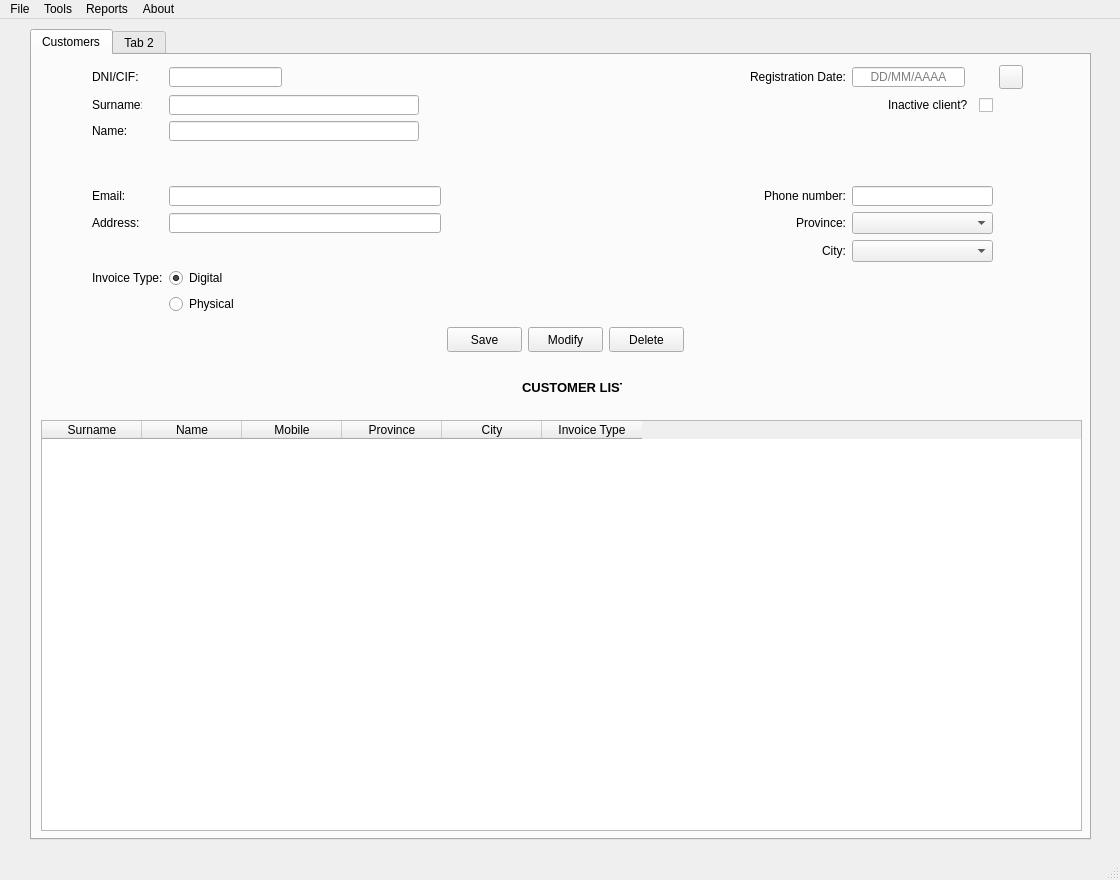
Qt form templates/window.ui (MMSS99/DI_Proyecto) before a commit.
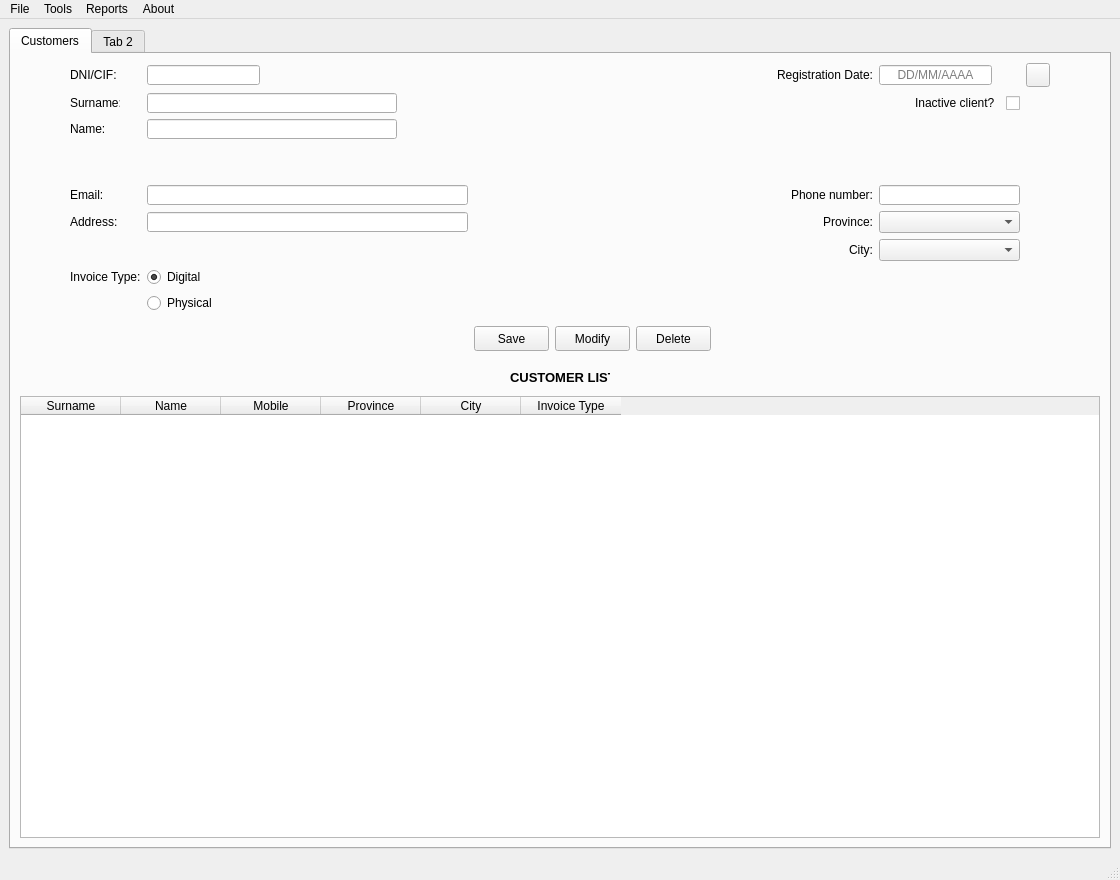
The same form after that commit. Icons and pictures are not drawn.

Commit message: fix(main): fix grid sizing, UI now responsive

The edit to the form file:
```diff
--- a/templates/window.ui
+++ b/templates/window.ui
@@ -14,14 +14,14 @@
    <string>Megaturboempresa Teis</string>
   </property>
   <widget class="QWidget" name="centralwidget">
+   <layout class="QGridLayout" name="gridLayout_3">
+    <item row="0" column="0">
    <widget class="QTabWidget" name="tabWidget_main">
-    <property name="geometry">
-     <rect>
-      <x>30</x>
-      <y>10</y>
-      <width>1061</width>
-      <height>811</height>
-     </rect>
+      <property name="sizePolicy">
+       <sizepolicy hsizetype="Expanding" vsizetype="Expanding">
+        <horstretch>0</horstretch>
+        <verstretch>0</verstretch>
+       </sizepolicy>
     </property>
     <property name="layoutDirection">
      <enum>Qt::LeftToRight</enum>
@@ -33,93 +33,8 @@
      <attribute name="title">
       <string>Customers</string>
      </attribute>
-     <widget class="QTableWidget" name="tableWidget">
-      <property name="geometry">
-       <rect>
-        <x>9</x>
-        <y>365</y>
-        <width>1041</width>
-        <height>411</height>
-       </rect>
-      </property>
-      <column>
-       <property name="text">
-        <string>Surname</string>
-       </property>
-      </column>
-      <column>
-       <property name="text">
-        <string>Name</string>
-       </property>
-      </column>
-      <column>
-       <property name="text">
-        <string>Mobile</string>
-       </property>
-      </column>
-      <column>
-       <property name="text">
-        <string>Province</string>
-       </property>
-      </column>
-      <column>
-       <property name="text">
-        <string>City</string>
-       </property>
-      </column>
-      <column>
-       <property name="text">
-        <string>Invoice Type</string>
-       </property>
-      </column>
-     </widget>
-     <widget class="QLabel" name="lbl_customerlist">
-      <property name="geometry">
-       <rect>
-        <x>490</x>
-        <y>320</y>
-        <width>100</width>
-        <height>25</height>
-       </rect>
-      </property>
-      <property name="minimumSize">
-       <size>
-        <width>100</width>
-        <height>25</height>
-       </size>
-      </property>
-      <property name="maximumSize">
-       <size>
-        <width>100</width>
-        <height>25</height>
-       </size>
-      </property>
-      <property name="font">
-       <font>
-        <pointsize>10</pointsize>
-        <weight>75</weight>
-        <bold>true</bold>
-       </font>
-      </property>
-      <property name="text">
-       <string>CUSTOMER LIST</string>
-      </property>
-      <property name="textFormat">
-       <enum>Qt::RichText</enum>
-      </property>
-      <property name="alignment">
-       <set>Qt::AlignCenter</set>
-      </property>
-     </widget>
-     <widget class="QWidget" name="">
-      <property name="geometry">
-       <rect>
-        <x>10</x>
-        <y>10</y>
-        <width>1031</width>
-        <height>294</height>
-       </rect>
-      </property>
+       <layout class="QGridLayout" name="gridLayout_4">
+        <item row="0" column="0">
       <layout class="QGridLayout" name="gridLayout">
        <property name="leftMargin">
         <number>50</number>
@@ -612,7 +527,80 @@
         </spacer>
        </item>
       </layout>
-     </widget>
+        </item>
+        <item row="1" column="0" alignment="Qt::AlignHCenter">
+         <widget class="QLabel" name="lbl_customerlist">
+          <property name="minimumSize">
+           <size>
+            <width>100</width>
+            <height>25</height>
+           </size>
+          </property>
+          <property name="maximumSize">
+           <size>
+            <width>100</width>
+            <height>25</height>
+           </size>
+          </property>
+          <property name="font">
+           <font>
+            <pointsize>10</pointsize>
+            <weight>75</weight>
+            <bold>true</bold>
+           </font>
+          </property>
+          <property name="text">
+           <string>CUSTOMER LIST</string>
+          </property>
+          <property name="textFormat">
+           <enum>Qt::RichText</enum>
+          </property>
+          <property name="alignment">
+           <set>Qt::AlignCenter</set>
+          </property>
+         </widget>
+        </item>
+        <item row="2" column="0">
+         <widget class="QTableWidget" name="tableWidget">
+          <property name="minimumSize">
+           <size>
+            <width>0</width>
+            <height>400</height>
+           </size>
+          </property>
+          <column>
+           <property name="text">
+            <string>Surname</string>
+           </property>
+          </column>
+          <column>
+           <property name="text">
+            <string>Name</string>
+           </property>
+          </column>
+          <column>
+           <property name="text">
+            <string>Mobile</string>
+           </property>
+          </column>
+          <column>
+           <property name="text">
+            <string>Province</string>
+           </property>
+          </column>
+          <column>
+           <property name="text">
+            <string>City</string>
+           </property>
+          </column>
+          <column>
+           <property name="text">
+            <string>Invoice Type</string>
+           </property>
+          </column>
+         </widget>
+        </item>
+       </layout>
     </widget>
     <widget class="QWidget" name="tab_2">
      <attribute name="title">
@@ -620,6 +608,8 @@
      </attribute>
     </widget>
    </widget>
+    </item>
+   </layout>
   </widget>
   <widget class="QMenuBar" name="menubar">
    <property name="geometry">
```
Lines whose indentation alone changed are shown as unchanged. The commit also changes 1 other file.
